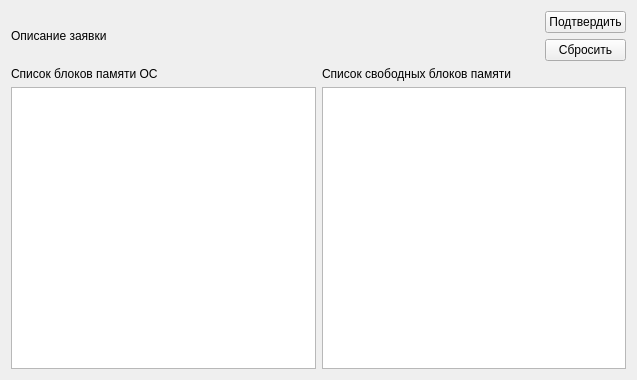
This is gui/memorytask.ui in alirzaev/dispatcher as Qt 5 draws it before an edit. The edited form follows.
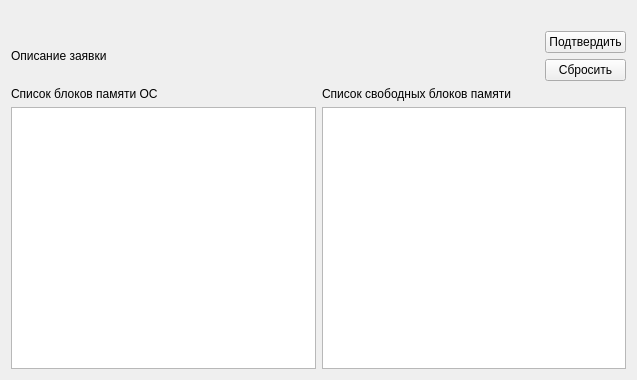
This is the edited form.

Diff of the .ui file:
```diff
--- a/gui/memorytask.ui
+++ b/gui/memorytask.ui
@@ -14,6 +14,13 @@
    <string>Form</string>
   </property>
   <layout class="QVBoxLayout" name="verticalLayout_2">
+   <item>
+    <widget class="QLabel" name="strategyLabel">
+     <property name="text">
+      <string/>
+     </property>
+    </widget>
+   </item>
    <item>
     <layout class="QHBoxLayout" name="horizontalLayout">
      <item>
```
